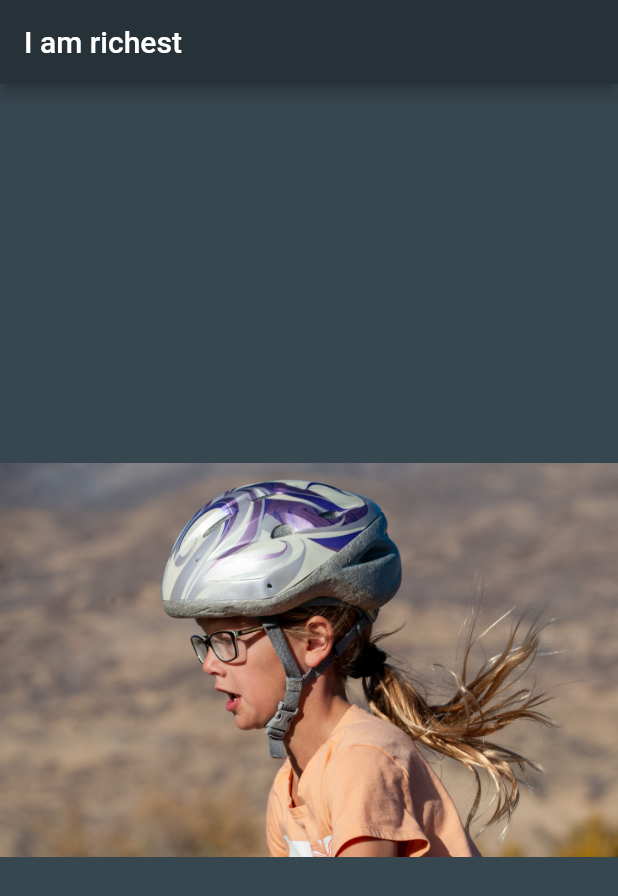
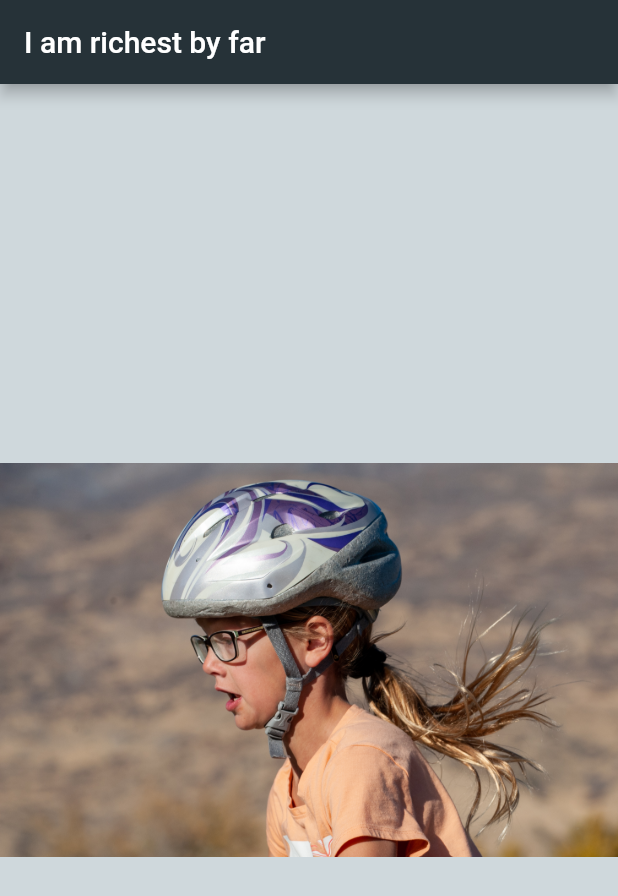
Before and after one commit to MikeJonesBYU/456flutter, a Flutter app: the screen it shows after launch, on a phone screen of 412 x 824 dp. Shown: the top 896 px of the screen. Run offline on Flutter 3.47's test engine with Material 2 defaults, Android fonts, the phone set to English and light mode, and no system bars.

```diff
--- a/lib/main.dart
+++ b/lib/main.dart
@@ -1,12 +1,17 @@
 import 'package:flutter/material.dart';
 
 void main() {
-  runApp(
-    MaterialApp(
+  runApp(MyApp());
+}
+
+class MyApp extends StatelessWidget {
+  @override
+  Widget build(BuildContext context) {
+    return MaterialApp(
         home: Scaffold(
-          backgroundColor: Colors.blueGrey[800],
+      backgroundColor: Colors.blueGrey[100],
       appBar: AppBar(
-            title: Text('I am richest'),
+        title: Text('I am richest by far'),
         backgroundColor: Colors.blueGrey[900],
       ),
       body: Center(
@@ -14,7 +19,6 @@ void main() {
           image: AssetImage('images/place-holder-1.jpg'),
         ),
       ),
-        )
-    ),
-  );
+    ));
   }
+}
```
Lines whose indentation alone changed are shown as unchanged.
